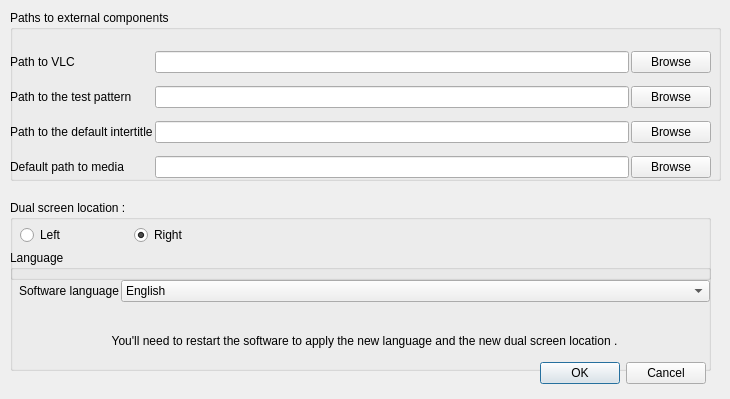
Old version of the form src/settingswindow.ui in the repository cinemaouvert/OPP.
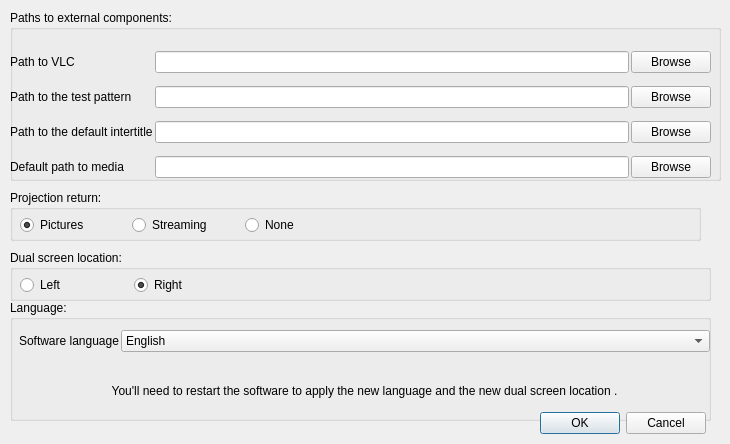
New version of the form. Icons and pictures are not drawn.

Commit message: Added menu for projection return + corrected cancel in settings

```diff
--- a/src/settingswindow.ui
+++ b/src/settingswindow.ui
@@ -7,7 +7,7 @@
     <x>0</x>
     <y>0</y>
     <width>730</width>
-    <height>399</height>
+    <height>444</height>
    </rect>
   </property>
   <property name="windowTitle">
@@ -26,7 +26,7 @@
     </rect>
    </property>
    <property name="title">
-    <string>Paths to external components</string>
+    <string>Paths to external components:</string>
    </property>
    <widget class="QWidget" name="gridLayoutWidget">
     <property name="geometry">
@@ -144,13 +144,13 @@
    <property name="geometry">
     <rect>
      <x>10</x>
-     <y>250</y>
+     <y>300</y>
      <width>701</width>
      <height>121</height>
     </rect>
    </property>
    <property name="title">
-    <string>Language</string>
+    <string>Language:</string>
    </property>
    <widget class="QWidget" name="verticalLayoutWidget">
     <property name="geometry">
@@ -224,7 +224,7 @@
    <property name="geometry">
     <rect>
      <x>530</x>
-     <y>360</y>
+     <y>410</y>
      <width>176</width>
      <height>27</height>
     </rect>
@@ -237,13 +237,13 @@
    <property name="geometry">
     <rect>
      <x>10</x>
-     <y>200</y>
+     <y>250</y>
      <width>701</width>
-     <height>80</height>
+     <height>51</height>
     </rect>
    </property>
    <property name="title">
-    <string>Dual screen location :</string>
+    <string>Dual screen location:</string>
    </property>
    <widget class="QWidget" name="horizontalLayoutWidget">
     <property name="geometry">
@@ -283,6 +283,61 @@
     </layout>
    </widget>
   </widget>
+  <widget class="QGroupBox" name="groupBox_4">
+   <property name="geometry">
+    <rect>
+     <x>10</x>
+     <y>190</y>
+     <width>691</width>
+     <height>51</height>
+    </rect>
+   </property>
+   <property name="title">
+    <string>Projection return:</string>
+   </property>
+   <widget class="QWidget" name="horizontalLayoutWidget_2">
+    <property name="geometry">
+     <rect>
+      <x>10</x>
+      <y>20</y>
+      <width>331</width>
+      <height>31</height>
+     </rect>
+    </property>
+    <layout class="QHBoxLayout" name="horizontalLayout_2">
+     <item>
+      <widget class="QRadioButton" name="radioButton_Pictures">
+       <property name="text">
+        <string>Pictures</string>
+       </property>
+       <property name="checked">
+        <bool>true</bool>
+       </property>
+      </widget>
+     </item>
+     <item>
+      <widget class="QRadioButton" name="radioButton_Streaming">
+       <property name="text">
+        <string>Streaming</string>
+       </property>
+       <property name="checked">
+        <bool>false</bool>
+       </property>
+      </widget>
+     </item>
+     <item>
+      <widget class="QRadioButton" name="radioButton_None">
+       <property name="text">
+        <string>None</string>
+       </property>
+       <property name="checked">
+        <bool>false</bool>
+       </property>
+      </widget>
+     </item>
+    </layout>
+   </widget>
+  </widget>
  </widget>
  <resources>
   <include location="../images.qrc"/>
```
The commit also changes 2 other files.
